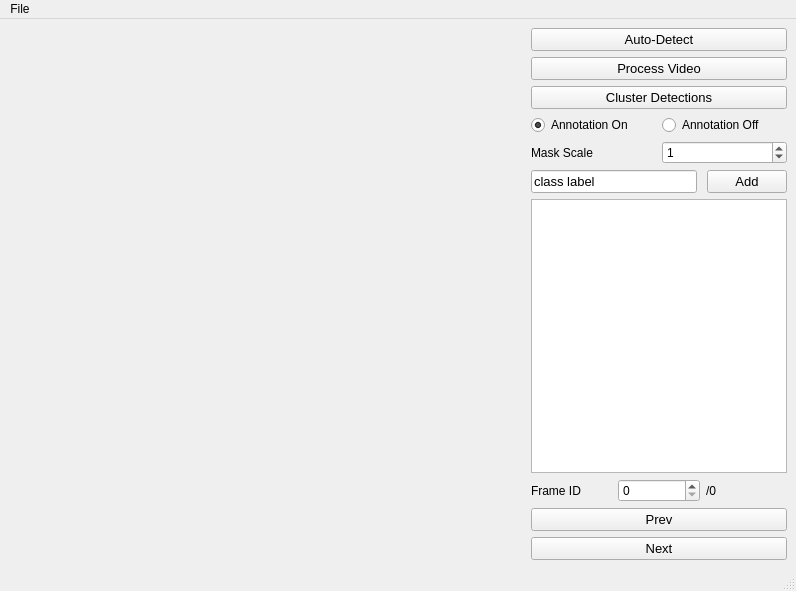
This is src/gui.ui in velatkilic/label-gui as Qt 5 draws it before an edit. The edited form follows.
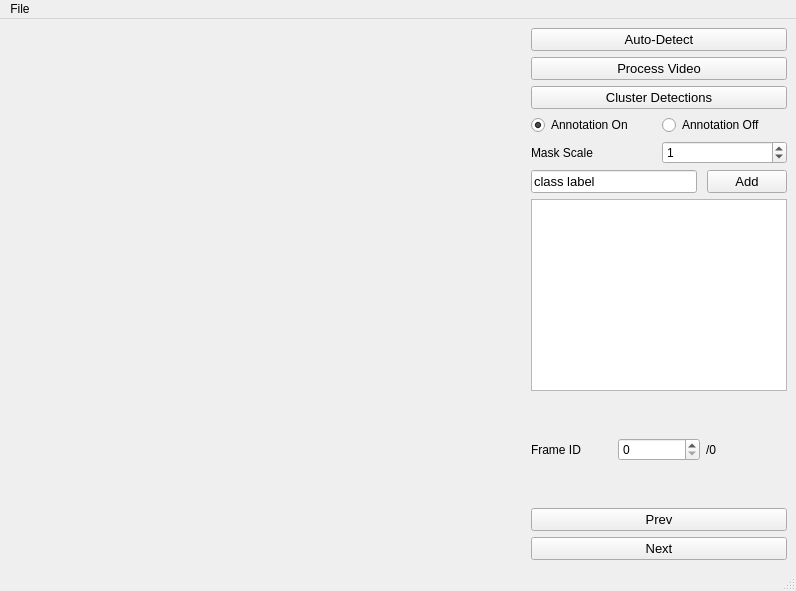
This is the edited form. Custom widgets are drawn as their Qt base class.

Diff of the .ui file:
```diff
--- a/src/gui.ui
+++ b/src/gui.ui
@@ -205,7 +205,7 @@
       <item>
        <widget class="QListWidget" name="label_list">
         <property name="sizePolicy">
-         <sizepolicy hsizetype="Minimum" vsizetype="Expanding">
+         <sizepolicy hsizetype="Minimum" vsizetype="Minimum">
           <horstretch>0</horstretch>
           <verstretch>0</verstretch>
          </sizepolicy>
```
